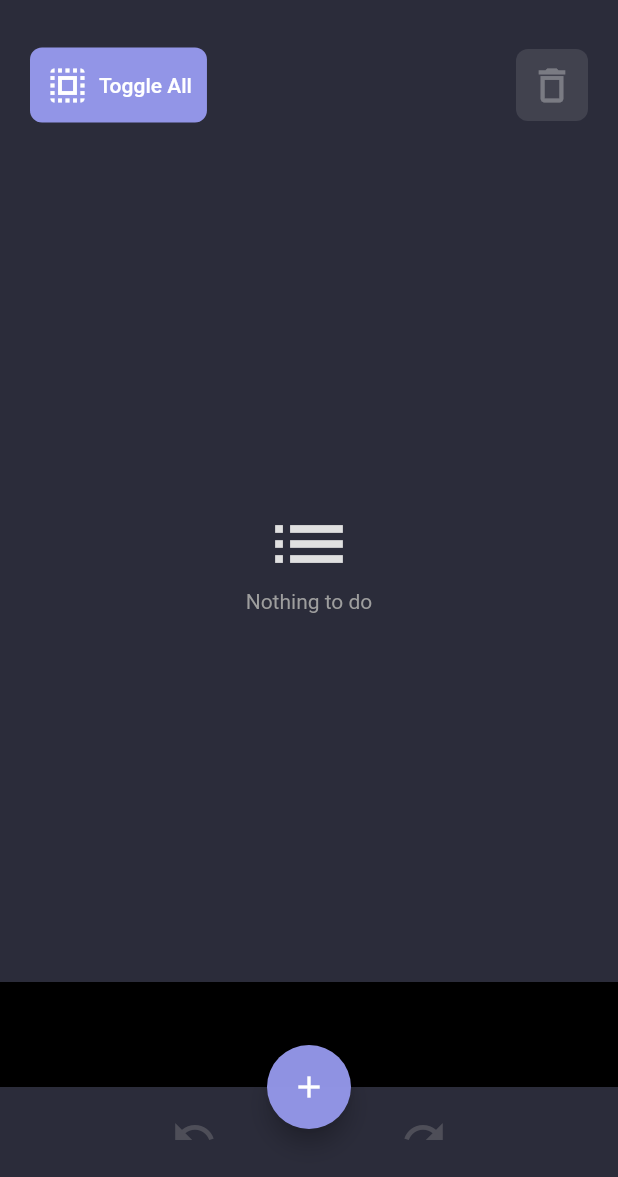
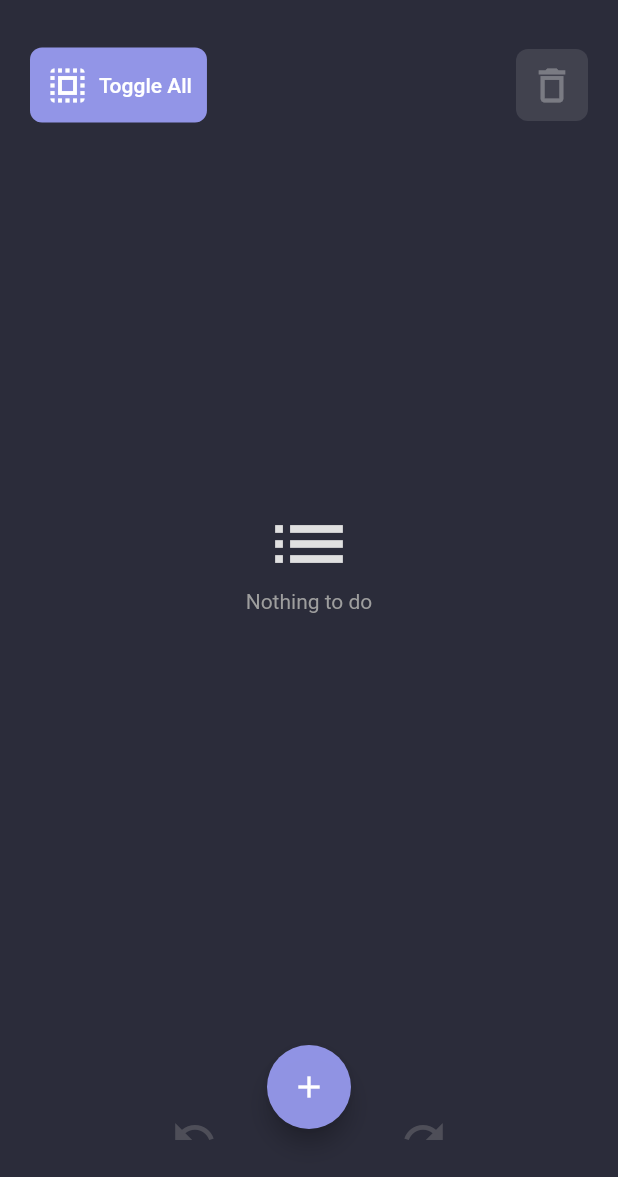
Before and after one commit to andre-vidal/vtask, a Flutter app: the screen it shows after launch, after a tap on the "keyboard arrow down" icon, on a phone screen of 412 x 824 dp, the part 59-1236 px from its top. Run offline on Flutter 3.47's test engine with Material 2 defaults, Android fonts, the phone set to English and light mode, and no system bars; drawn by our look-alikes of google_mobile_ads; our stand-ins replace shared_preferences; network calls fail; Roboto replaces fonts that are missing (Hind).

Commit message:
Update themeing and add functionality - color theme updated - rearrange items now functional - loading animation while loading data

```diff
--- a/lib/main.dart
+++ b/lib/main.dart
@@ -366,7 +366,7 @@ class _MyStatefulWidgetState extends State<MyStatefulWidget> {
                   onSelectedAllItemsChange: _handlehasAllSelectedChange),
             ),
             Container(
-              color: Colors.black,
+              color: Theme.of(context).scaffoldBackgroundColor,
               alignment: Alignment.center,
               child: _getAdWidget(context),
               width: myBanner is BannerAd
--- a/lib/todo-list.dart
+++ b/lib/todo-list.dart
@@ -50,6 +50,7 @@ class ToDoListState extends State<ToDoList> {
   List<ToDo> _items = [];
   List<int> _completedEntries = [];
   List<int> _checkedEntries = [];
+  bool _isLoadingData = false;
   int _selectedIndex = 0;
   final _addFormKey = GlobalKey<FormState>();
   final _editFormKey = GlobalKey<FormState>();
@@ -59,6 +60,17 @@ class ToDoListState extends State<ToDoList> {
   final _editItemTitleController = TextEditingController();
   final _editItemDueDateController = TextEditingController();
   final _editItemDueTimeController = TextEditingController();
+
+  reorderList(oldIndex, newIndex) {
+    setState(() {
+      if (oldIndex < newIndex) {
+        newIndex -= 1;
+      }
+      final ToDo item = _items.removeAt(oldIndex);
+      _items.insert(newIndex, item);
+    });
+    saveData();
+  }
 
   deleteSelectedItems() {
     setState(() => _items.removeWhere(
@@ -494,10 +506,10 @@ class ToDoListState extends State<ToDoList> {
   }
 
   loadData() async {
+    setState(() => {_isLoadingData = true});
     final storedItems = await _respository.parseStringAsList('toDoList');
-    setState(() {
-      _items = storedItems;
-    });
+    setState(() => {_isLoadingData = false});
+    setState(() => {_items = storedItems});
     _items.forEach((element) {
       if (element.completed) {
         setState(() {
@@ -525,26 +537,33 @@ class ToDoListState extends State<ToDoList> {
 
   @override
   Widget build(BuildContext context) {
-    return _items.length > 0
-        ? ListView.separated(
-            padding: const EdgeInsets.all(8),
-            itemCount: _items.length,
-            itemBuilder: (BuildContext context, int index) {
-              return ToDoItem(
+    return _isLoadingData
+        ? Column(
+            mainAxisAlignment: MainAxisAlignment.center,
+            children: [CircularProgressIndicator()],
+          )
+        : _items.length > 0
+            ? ReorderableListView(
+                scrollDirection: Axis.vertical,
+                proxyDecorator: null,
+                children: <Widget>[
+                  for (int index = 0; index < _items.length; index++)
+                    ToDoItem(
+                      key: ValueKey(index),
                       title: _items[index].description,
                       dueDate: _items[index].dueDate.toString(),
                       dueTime: _items[index].dueTime.toString(),
-                isCompleted: _items[index].completed && !widget.isSelectMode,
-                isSelected:
-                    _checkedEntries.contains(index) && widget.isSelectMode,
+                      isCompleted:
+                          _items[index].completed && !widget.isSelectMode,
+                      isSelected: _checkedEntries.contains(index) &&
+                          widget.isSelectMode,
                       isSelectMode: widget.isSelectMode,
                       listIndex: index,
                       selectItem: selectItem,
                       editItem: editItem,
-              );
-            },
-            separatorBuilder: (BuildContext context, int index) =>
-                const SizedBox(height: 8.0),
+                    )
+                ],
+                onReorder: reorderList,
               )
             : Center(
                 child: Column(
```
Also changed, not shown: lib/todo-item.dart (+30 -17 lines). Lines whose indentation alone changed are shown as unchanged.
